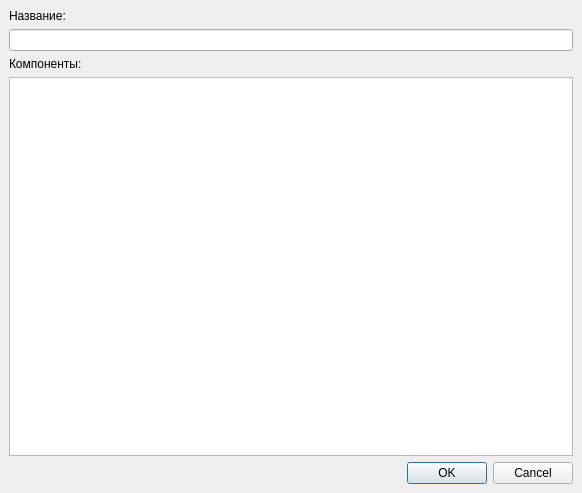
alex-krutikov/sklad, file src/ui/bomadddialog.ui: the form before one commit.
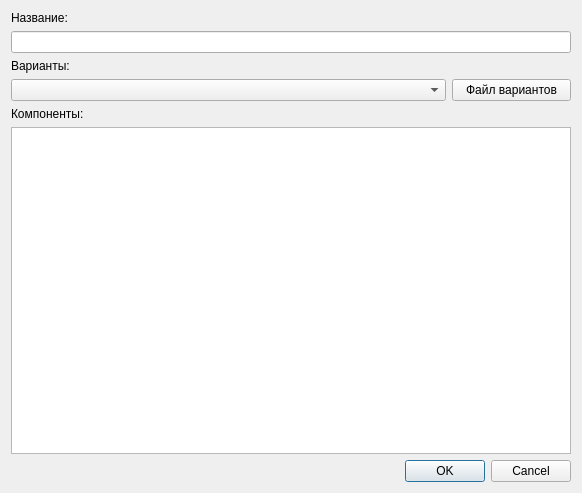
The form after the commit.

Commit message: Добавлен прототип комбобокса вариантов в окно импорта BOM.

What changed in the file:
```diff
--- a/src/ui/bomadddialog.ui
+++ b/src/ui/bomadddialog.ui
@@ -12,40 +12,61 @@
   <property name="windowTitle" >
    <string>Dialog</string>
   </property>
-  <layout class="QVBoxLayout" >
-   <property name="margin" >
-    <number>9</number>
-   </property>
-   <property name="spacing" >
-    <number>6</number>
-   </property>
+  <layout class="QVBoxLayout" name="verticalLayout">
    <item>
-    <widget class="QLabel" name="label" >
-     <property name="text" >
+    <widget class="QLabel" name="label">
+     <property name="text">
       <string>Название:</string>
      </property>
     </widget>
    </item>
    <item>
-    <widget class="QLineEdit" name="le1" />
+    <widget class="QLineEdit" name="le1"/>
    </item>
    <item>
-    <widget class="QLabel" name="label_2" >
-     <property name="text" >
+    <widget class="QLabel" name="label_3">
+     <property name="text">
+      <string>Варианты:</string>
+     </property>
+    </widget>
+   </item>
+   <item>
+    <layout class="QHBoxLayout" name="horizontalLayout">
+     <item>
+      <widget class="QComboBox" name="cb_variants"/>
+     </item>
+     <item>
+      <widget class="QPushButton" name="pb_variants_file">
+       <property name="sizePolicy">
+        <sizepolicy hsizetype="Maximum" vsizetype="Fixed">
+         <horstretch>0</horstretch>
+         <verstretch>0</verstretch>
+        </sizepolicy>
+       </property>
+       <property name="text">
+        <string>   Файл вариантов   </string>
+       </property>
+      </widget>
+     </item>
+    </layout>
+   </item>
+   <item>
+    <widget class="QLabel" name="label_2">
+     <property name="text">
       <string>Компоненты:</string>
      </property>
     </widget>
    </item>
    <item>
-    <widget class="QTableWidget" name="tw" />
+    <widget class="QTableWidget" name="tw"/>
    </item>
    <item>
-    <widget class="QDialogButtonBox" name="buttonBox" >
-     <property name="orientation" >
+    <widget class="QDialogButtonBox" name="buttonBox">
+     <property name="orientation">
       <enum>Qt::Horizontal</enum>
      </property>
-     <property name="standardButtons" >
-      <set>QDialogButtonBox::Cancel|QDialogButtonBox::NoButton|QDialogButtonBox::Ok</set>
+     <property name="standardButtons">
+      <set>QDialogButtonBox::Cancel|QDialogButtonBox::Ok</set>
      </property>
     </widget>
    </item>
```
Left out of the diff: 23 changed lines with no effect on the pictures. The commit also changes 2 other files.
